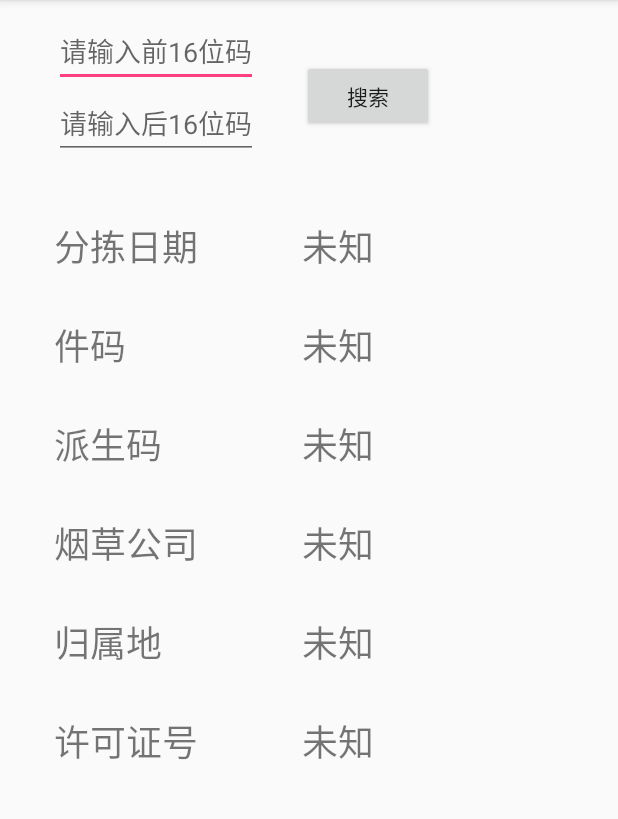
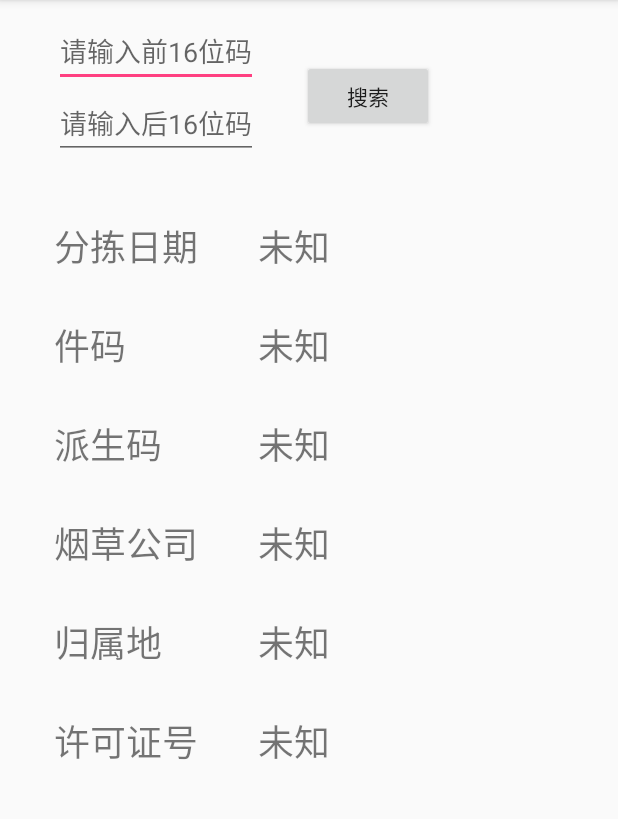
Before and after one commit to liuzhon4/32-digits, an Android app: the screen it shows after launch (MainActivity), on a phone screen of 412 x 824 dp, the part 84-903 px from its top. Run offline under Robolectric (Android 15) with nearby library versions, the phone set to English and light mode, and no system bars.

Commit message:
change some layout, add extra activity, add return button

```diff
--- a/app/src/main/java/com/example/edward/a32_digits/MainActivity.java
+++ b/app/src/main/java/com/example/edward/a32_digits/MainActivity.java
@@ -4,6 +4,7 @@ import android.app.AlertDialog;
 import android.app.Dialog;
 import android.content.Context;
 import android.content.DialogInterface;
+import android.content.Intent;
 import android.content.res.AssetManager;
 import android.support.v7.app.AppCompatActivity;
 import android.os.Bundle;
@@ -44,7 +45,8 @@ public class MainActivity extends AppCompatActivity {
     protected void onCreate(Bundle savedInstanceState) {
         super.onCreate(savedInstanceState);
         setContentView(R.layout.activity_main);
-        mButton = findViewById(R.id.button);
+        mButton = findViewById(R.id.searchButton);
+
         mFirst16Text = findViewById(R.id.first16View);
         mLast16Text = findViewById(R.id.last16View);
         mDateView = findViewById(R.id.dateView);
@@ -102,6 +104,13 @@ public class MainActivity extends AppCompatActivity {
 
             }
         });
+        mLicenseView.setOnClickListener(new View.OnClickListener() {
+            public void onClick(View v) {
+//                getAlertDialog("烟草证号不在系统中！");
+                Intent i = new Intent(getApplicationContext(), LicenseActivity.class);
+                startActivity(i);
+            }
+        });
     }
 
     public String getDistributionDate(String first16) {
@@ -109,9 +118,9 @@ public class MainActivity extends AppCompatActivity {
         String year = "201" + date.substring(0, 1);
         String month = date.substring(1, 3);
         String day = date.substring(3);
-
+        String pattern = "yyyy.MM.dd";
         try {
-            SimpleDateFormat format = new SimpleDateFormat("yyyy.MM.dd");
+            SimpleDateFormat format = new SimpleDateFormat(pattern);
             format.setLenient(false);
             format.parse(year + "." + month + "." + day);
         } catch (ParseException e) {
--- a/app/src/main/res/layout/activity_main.xml
+++ b/app/src/main/res/layout/activity_main.xml
@@ -7,7 +7,7 @@
     tools:context="com.example.edward.a32_digits.MainActivity">
 
     <Button
-        android:id="@+id/button"
+        android:id="@+id/searchButton"
         android:layout_width="wrap_content"
         android:layout_height="wrap_content"
         android:layout_alignBottom="@+id/last16View"
@@ -45,12 +45,12 @@
         android:layout_width="wrap_content"
         android:layout_height="wrap_content"
         android:layout_alignStart="@+id/first16View"
+
         android:layout_below="@+id/first16View"
         android:hint="@string/last16Name"
         android:inputType="text"
         android:labelFor="@id/first16View"
         android:maxLength="16"
-        app:layout_constraintEnd_toEndOf="parent"
         app:layout_constraintHorizontal_bias="0.181"
         app:layout_constraintLeft_toLeftOf="parent"
         app:layout_constraintRight_toRightOf="parent"
@@ -61,7 +61,7 @@
         android:id="@+id/distributionDateView"
         android:layout_width="wrap_content"
         android:layout_height="wrap_content"
-        android:layout_alignStart="@+id/last16View"
+        android:layout_alignStart="@+id/first16View"
         android:layout_below="@+id/last16View"
         android:layout_marginTop="40dp"
         android:text="@string/distributionDate"
@@ -73,7 +73,7 @@
         android:id="@+id/boxNoView"
         android:layout_width="wrap_content"
         android:layout_height="wrap_content"
-        android:layout_alignStart="@+id/distributionDateView"
+        android:layout_alignStart="@+id/first16View"
         android:layout_below="@+id/distributionDateView"
         android:layout_marginTop="30dp"
         android:text="@string/boxNo"
@@ -85,7 +85,7 @@
         android:id="@+id/derivedCodeView"
         android:layout_width="wrap_content"
         android:layout_height="wrap_content"
-        android:layout_alignStart="@+id/companyNameView"
+        android:layout_alignStart="@+id/first16View"
         android:layout_below="@+id/boxNoView"
         android:layout_marginTop="30dp"
         android:text="@string/derivedCode"
@@ -98,7 +98,7 @@
         android:id="@+id/companyNameView"
         android:layout_width="wrap_content"
         android:layout_height="wrap_content"
-        android:layout_alignStart="@+id/last16View"
+        android:layout_alignStart="@+id/first16View"
         android:layout_below="@+id/derivedCodeView"
         android:layout_marginTop="30dp"
         android:text="@string/companyName"
@@ -110,7 +110,7 @@
         android:id="@+id/homeLocationView"
         android:layout_width="wrap_content"
         android:layout_height="wrap_content"
-        android:layout_alignStart="@+id/companyNameView"
+        android:layout_alignStart="@+id/first16View"
         android:layout_below="@+id/companyNameView"
         android:layout_marginTop="30dp"
         android:text="@string/homeLocation"
@@ -122,7 +122,7 @@
         android:id="@+id/licenseKeyView"
         android:layout_width="wrap_content"
         android:layout_height="wrap_content"
-        android:layout_alignStart="@+id/homeLocationView"
+        android:layout_alignStart="@+id/first16View"
         android:layout_below="@+id/homeView"
         android:layout_marginTop="30dp"
         android:text="@string/licenseKey"
@@ -137,9 +137,10 @@
         android:id="@+id/dateView"
         android:layout_width="wrap_content"
         android:layout_height="wrap_content"
+
         android:layout_alignBaseline="@+id/distributionDateView"
         android:layout_alignBottom="@+id/distributionDateView"
-        android:layout_alignStart="@+id/button"
+        android:layout_toEndOf="@+id/last16View"
         android:text="@string/unknown"
         android:textSize="24sp"
         app:layout_constraintBottom_toTopOf="@+id/boxView"
@@ -151,7 +152,7 @@
         android:layout_height="wrap_content"
         android:layout_alignBaseline="@+id/boxNoView"
         android:layout_alignBottom="@+id/boxNoView"
-        android:layout_alignStart="@+id/button"
+        android:layout_toEndOf="@+id/last16View"
         android:text="@string/unknown"
         android:textSize="24sp"
         app:layout_constraintBottom_toTopOf="@+id/derivedView"
@@ -163,7 +164,7 @@
         android:layout_height="wrap_content"
         android:layout_alignBaseline="@+id/derivedCodeView"
         android:layout_alignBottom="@+id/derivedCodeView"
-        android:layout_alignStart="@+id/button"
+        android:layout_toEndOf="@+id/last16View"
         android:text="@string/unknown"
         android:textSize="24sp"
         app:layout_constraintBottom_toTopOf="@+id/companyView"
@@ -175,7 +176,7 @@
         android:layout_height="wrap_content"
         android:layout_alignBaseline="@+id/companyNameView"
         android:layout_alignBottom="@+id/companyNameView"
-        android:layout_alignStart="@+id/button"
+        android:layout_toEndOf="@+id/last16View"
         android:text="@string/unknown"
         android:textSize="24sp"
         app:layout_constraintBottom_toTopOf="@+id/homeView"
@@ -187,7 +188,7 @@
         android:layout_height="wrap_content"
         android:layout_alignBaseline="@+id/homeLocationView"
         android:layout_alignBottom="@+id/homeLocationView"
-        android:layout_alignStart="@+id/button"
+        android:layout_toEndOf="@+id/last16View"
         android:text="@string/unknown"
         android:textSize="24sp"
         app:layout_constraintBottom_toTopOf="@+id/licenseView"
@@ -197,10 +198,12 @@
         android:id="@+id/licenseView"
         android:layout_width="wrap_content"
         android:layout_height="wrap_content"
+        android:layout_alignBaseline="@+id/licenseKeyView"
         android:layout_alignBottom="@+id/licenseKeyView"
-        android:layout_alignStart="@+id/button"
-        android:layout_alignTop="@+id/licenseKeyView"
+        android:layout_toEndOf="@+id/last16View"
 
+        android:clickable="true"
+        android:focusable="true"
         android:text="@string/unknown"
         android:textSize="24sp" />
 
--- a/app/src/main/res/values/strings.xml
+++ b/app/src/main/res/values/strings.xml
@@ -12,4 +12,5 @@
     <string name="unknown">未知</string>
     <string name="tobacco">烟草</string>
     <string name="dialog_title">Alert</string>
+    <string name="retailer">零售户信息</string>
 </resources>
```
Also changed, not shown: app/src/main/AndroidManifest.xml (+8 -0 lines), app/src/main/java/com/example/edward/a32_digits/LicenseActivity.java (added, +15 -0 lines), app/src/main/res/layout/activity_license.xml (added, +15 -0 lines).
